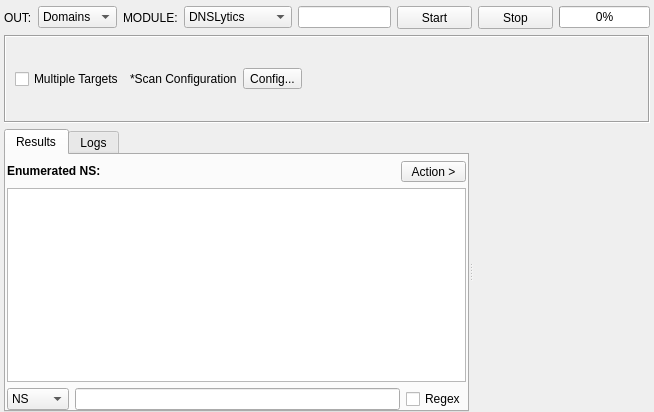
The window that sub3suite/src/enums/ns/NSEnum.ui (3nock/OTE) describes before a commit, drawn with Qt 5.
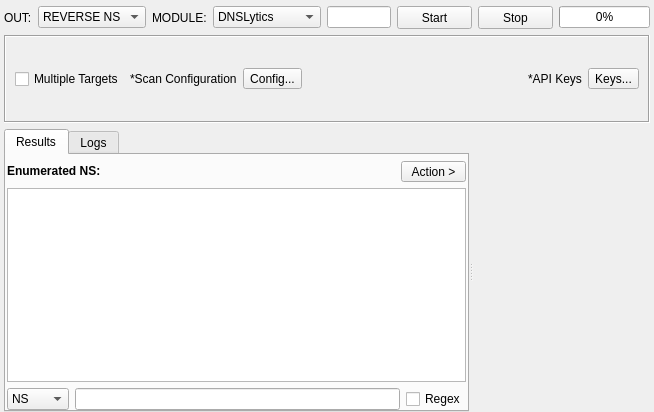
The same window after the commit. Custom widgets are drawn as their Qt base class.

```diff
--- a/sub3suite/src/enums/ns/NSEnum.ui
+++ b/sub3suite/src/enums/ns/NSEnum.ui
@@ -45,7 +45,7 @@
        </property>
        <item>
         <property name="text">
-         <string>Domains</string>
+         <string>REVERSE NS</string>
         </property>
        </item>
       </widget>
@@ -151,12 +151,6 @@
       <enum>QFrame::Sunken</enum>
      </property>
      <layout class="QHBoxLayout" name="horizontalLayout_2">
-      <property name="leftMargin">
-       <number>9</number>
-      </property>
-      <property name="rightMargin">
-       <number>9</number>
-      </property>
       <item>
        <widget class="QCheckBox" name="checkBoxMultipleTargets">
         <property name="text">
@@ -191,6 +185,20 @@
         </property>
        </spacer>
       </item>
+      <item>
+       <widget class="QLabel" name="label_17">
+        <property name="text">
+         <string>*API Keys</string>
+        </property>
+       </widget>
+      </item>
+      <item>
+       <widget class="QToolButton" name="buttoApiKeys">
+        <property name="text">
+         <string>Keys...</string>
+        </property>
+       </widget>
+      </item>
      </layout>
     </widget>
    </item>
```
